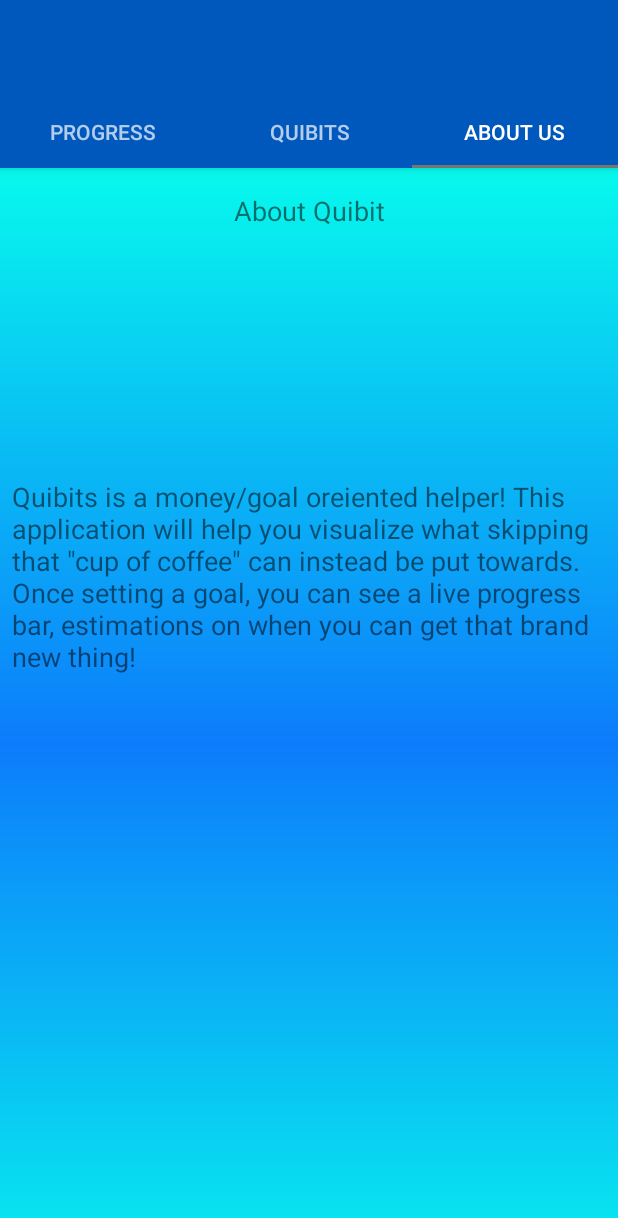
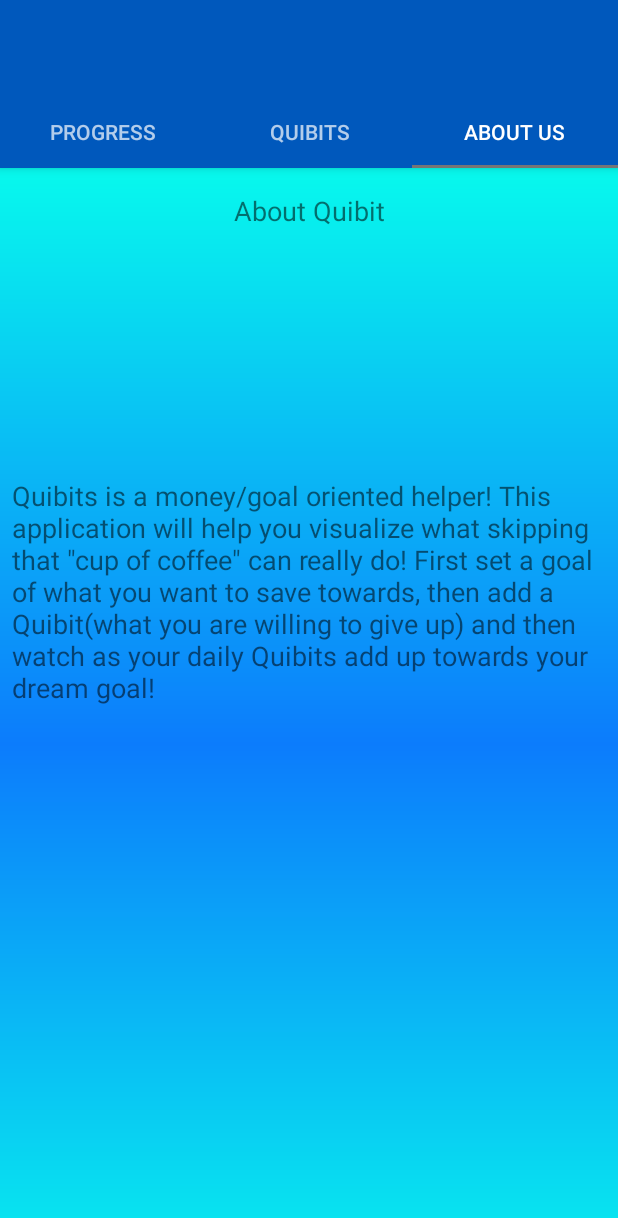
Before and after one commit to ChanceMagno/Quibit-android, an Android app: the screen it shows after launch once a user with an empty profile is signed in (HomeActivity), tab 3 chosen, on a phone screen of 412 x 824 dp. Shown: the top 1218 px of the screen. Run offline under Robolectric (Android 15) with nearby library versions, the phone set to English and light mode, and no system bars; our stand-ins replace ButterKnife, Firebase (no records; nobody signed in at launch, a user with empty details on screens opened directly); libraries missing offline, so code that uses them is left out: com.github.mikephil.charting; 15 statements that could not run were skipped.

Commit message:
add fix for progress chart not updating properly, when quibits are clicked

```diff
--- a/app/src/main/java/com/epicodus/quibit/fragments/ProgressFragment.java
+++ b/app/src/main/java/com/epicodus/quibit/fragments/ProgressFragment.java
@@ -45,18 +45,19 @@
     private SharedPreferences.Editor mSavedAmountEditor;
     public static final String TAG = "Progressfragment";
     private DatabaseReference mQuibitsReference;
+    private ValueEventListener mListener;
     private DatabaseReference mItemReference;
     private FirebaseAuth mAuth;
-    final ArrayList<Quibit> quibits = new ArrayList<>();
-    PieChart pieChart ;
-    ArrayList<Entry> entries ;
-    ArrayList<String> PieEntryLabels ;
-    PieDataSet pieDataSet ;
-    PieData pieData ;
-    Integer savedAmount;
+    PieChart pieChart;
+    ArrayList<Entry> entries;
+    ArrayList<String> PieEntryLabels;
+    PieDataSet pieDataSet;
+    PieData pieData;
     Integer goalValue = 0;
-    String mSavedPreferenceValue;
+    String mSavedPreferenceValue; Integer savedAmount = 0;
     String mSavedAmountPreferenceValue;
+    Integer percentageRounded = 0;
+
 
 
     @Nullable
@@ -71,20 +72,14 @@
          mSharedPreferenceSavedAmount = PreferenceManager.getDefaultSharedPreferences(getActivity());
         mSavedAmountEditor =  mSharedPreferenceSavedAmount.edit();
         mSavedAmountPreferenceValue =  mSharedPreferenceSavedAmount.getString(Constants.PREFERENCES_SAVEDAMOUNT_KEY, "0");
-        savedAmount = Math.round(parseFloat(mSavedAmountPreferenceValue));
 
         FloatingActionButton addQuibitActionButton = (FloatingActionButton) view.findViewById(R.id.addQuibitfloatingActionButton);
         addQuibitActionButton.setOnClickListener(this);
-
         FloatingActionButton setGoalActionButton = (FloatingActionButton) view.findViewById(R.id.setGoalfloatingActionButton);
         setGoalActionButton.setOnClickListener(this);
-
         createPieChart(view);
-
         mAuth = FirebaseAuth.getInstance();
-
         setGoalValue();
-
         getQuibitInfo();
         return view;
     }
@@ -103,15 +98,22 @@
         }
     }
 
-    public void calculatePercentage(){
+    public void calculatePercentage(Integer savedAmount){
+        Double percentage = 0.000;
         if (goalValue == 0){
             savedAmount = 0;
         } else if(goalValue < savedAmount) {
             savedAmount = goalValue;
         }
-        Double percentage = (double) savedAmount / goalValue * 100;
-        savedAmount = Math.round(percentage.intValue());
         mSavedAmountEditor.putString(Constants.PREFERENCES_SAVEDAMOUNT_KEY, savedAmount.toString()).apply();
+        percentage = (double) savedAmount / goalValue * 100;
+        percentageRounded = Math.round(percentage.intValue());
+        createPieChart(getView());
+
+        Log.i("percentage", percentage.toString());
+        Log.i("percentageRounded", percentageRounded.toString());
+        Log.i("GOALamount", goalValue.toString());
+        Log.i("SAVEDAmount", savedAmount.toString());
     }
 
     public void createPieChart(View view){
@@ -133,10 +135,10 @@
  }
 
     public void addValuesToPIEENTRY(){
-        Integer remainingNeeded = 100 - savedAmount;
+        Integer remainingNeeded = 100 - percentageRounded;
         entries = new ArrayList<Entry>();
         entries.add(new BarEntry(remainingNeeded, 1));
-        entries.add(new BarEntry(savedAmount, 1));
+        entries.add(new BarEntry(percentageRounded, 1));
     }
 
     public void addValuesToPieEntryLabels(){
@@ -145,12 +147,15 @@
     }
 
     public void getQuibitInfo() {
+
         FirebaseUser user = FirebaseAuth.getInstance().getCurrentUser();
-        final ArrayList<Quibit> quibits = new ArrayList<>();
+
             mQuibitsReference = FirebaseDatabase.getInstance().getReference("users").child(user.getUid()).child("exchanges");
-            mQuibitsReference.addValueEventListener(new ValueEventListener() {
+            mQuibitsReference.addValueEventListener(mListener = new ValueEventListener() {
             @Override
             public void onDataChange(DataSnapshot dataSnapshot) {
+                Integer savedAmount = 0;
+                final ArrayList<Quibit> quibits = new ArrayList<>();
                 for (DataSnapshot snapshot : dataSnapshot.getChildren()) {
                     quibits.add(snapshot.getValue(Quibit.class));
                 }
@@ -158,9 +163,7 @@
                     Integer amount = Math.round(quibits.get(i).getTotalQuibits());
                     savedAmount += amount;
                 }
-                calculatePercentage();
-                createPieChart(getView());
-
+                calculatePercentage(savedAmount);
             }
             @Override
             public void onCancelled(DatabaseError databaseError) {
@@ -170,16 +173,18 @@
     }
 
     public void setGoalValue(){
-            if (mSavedPreferenceValue != "goalValue"){
-                goalValue = Math.round(parseFloat(mSavedPreferenceValue));
-            } else { goalValue = 0;
-            }
+        if (mSavedPreferenceValue != "goalValue"){
+            goalValue = Math.round(parseFloat(mSavedPreferenceValue));
+        } else { goalValue = 0;
+        }
     }
 
     @Override
-    public void onDestroy(){
-        super.onDestroy();
-
+    public void onStop() {
+        super.onStop();
+        if ( mListener!= null) {
+            mQuibitsReference.removeEventListener(mListener);
+        }
     }
 
 }
--- a/app/src/main/res/layout/activity_about.xml
+++ b/app/src/main/res/layout/activity_about.xml
@@ -22,16 +22,14 @@
         android:id="@+id/textView2"
         android:layout_width="0dp"
         android:layout_height="438dp"
-        android:layout_marginBottom="8dp"
-        android:layout_marginLeft="8dp"
-        android:layout_marginRight="8dp"
-        android:layout_marginTop="8dp"
-        android:text='Quibits is a money/goal oreiented helper! This application will help you visualize what skipping that "cup of coffee" can instead be put towards. Once setting a goal, you can see a live progress bar, estimations on when you can get that brand new thing!'
+        android:text='Quibits is a money/goal oriented helper! This application will help you visualize what skipping that "cup of coffee" can really do! First set a goal of what you want to save towards, then add a Quibit(what you are willing to give up) and then watch as your daily Quibits add up towards your dream goal!'
         android:textSize="18sp"
         app:layout_constraintBottom_toBottomOf="parent"
-        app:layout_constraintHorizontal_bias="0.666"
+        app:layout_constraintHorizontal_bias="0.0"
         app:layout_constraintLeft_toLeftOf="parent"
         app:layout_constraintRight_toRightOf="parent"
         app:layout_constraintTop_toBottomOf="@+id/textView"
-        app:layout_constraintVertical_bias="0.578" />
+        app:layout_constraintVertical_bias="0.571"
+        android:layout_marginLeft="8dp"
+        android:layout_marginRight="8dp" />
 </android.support.constraint.ConstraintLayout>
```
